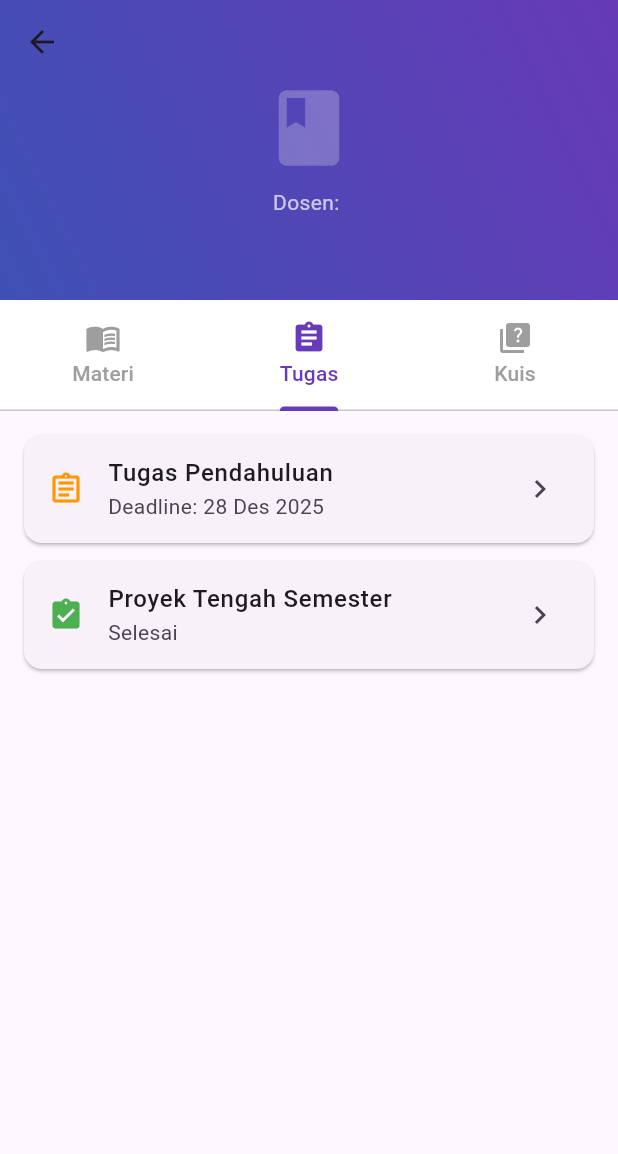
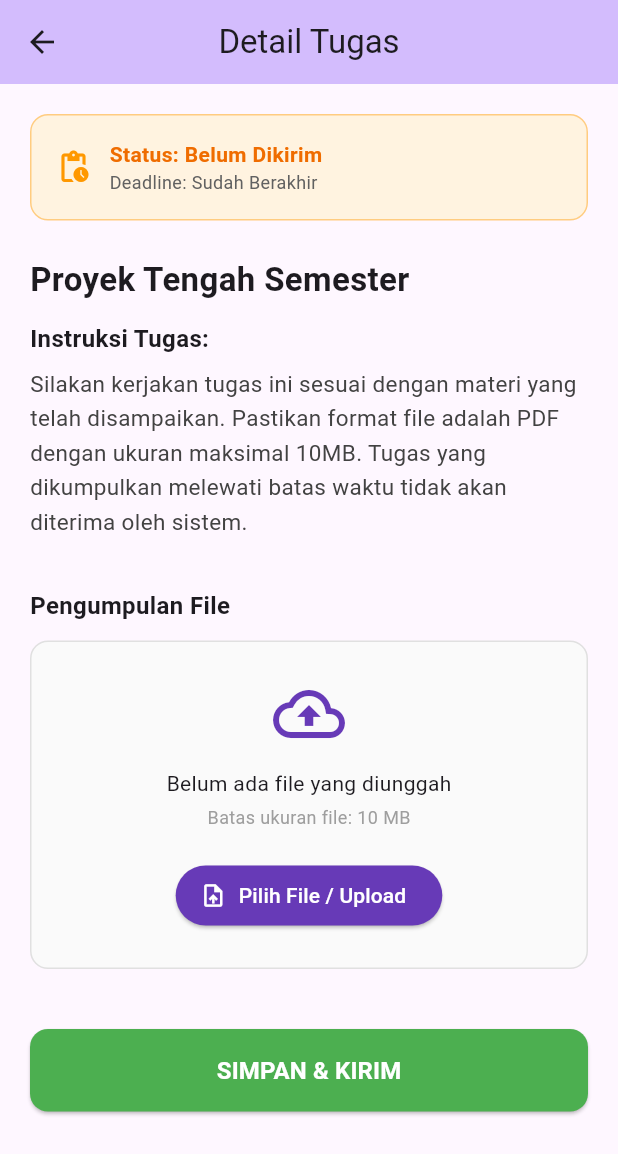
Before and after one commit to hamidarki/lms_uas, a Flutter app: the DetailKelasPage screen opened directly with empty values, tab 2 chosen, after a tap on "Proyek Tengah Semester", on a phone screen of 412 x 824 dp. Shown: the top 1154 px of the screen. Run offline on Flutter 3.47's test engine with Material 3 defaults, Android fonts, the phone set to English and light mode, and no system bars.

Commit message:
menambahkan isi konten halaman tugas

```diff
--- a/lib/pages/detail_kelas_page.dart
+++ b/lib/pages/detail_kelas_page.dart
@@ -1,5 +1,6 @@
 import 'package:flutter/material.dart';
 import 'package:lms/pages/materi_page.dart';
+import 'package:lms/pages/tugas_page.dart';
 
 class DetailKelasPage extends StatefulWidget {
   final String namaMatakuliah;
@@ -138,8 +139,40 @@ class _DetailKelasPageState extends State<DetailKelasPage> with SingleTickerProv
     return ListView(
       padding: const EdgeInsets.all(16),
       children: [
-        _buildActionCard(Icons.assignment_outlined, 'Tugas Pendahuluan', 'Deadline: 28 Des 2025', Colors.orange),
-        _buildActionCard(Icons.assignment_turned_in, 'Proyek Tengah Semester', 'Selesai', Colors.green),
+        _buildActionCard(
+          Icons.assignment_outlined,
+          'Tugas Pendahuluan',
+          'Deadline: 28 Des 2025',
+          Colors.orange,
+          onTap: () {
+            Navigator.push(
+              context,
+              MaterialPageRoute(
+                builder: (context) => const TugasPage(
+                  judul: 'Tugas Pendahuluan',
+                  deadline: '28 Des 2025, 23:59 WIB',
+                ),
+              ),
+            );
+          },
+        ),
+        _buildActionCard(
+          Icons.assignment_turned_in,
+          'Proyek Tengah Semester',
+          'Selesai',
+          Colors.green,
+          onTap: () {
+            Navigator.push(
+              context,
+              MaterialPageRoute(
+                builder: (context) => const TugasPage(
+                  judul: 'Proyek Tengah Semester',
+                  deadline: 'Sudah Berakhir',
+                ),
+              ),
+            );
+          },
+        ),
       ],
     );
   }
@@ -173,7 +206,7 @@ class _DetailKelasPageState extends State<DetailKelasPage> with SingleTickerProv
     );
   }
 
-  Widget _buildActionCard(IconData icon, String title, String status, Color color) {
+  Widget _buildActionCard(IconData icon, String title, String status, Color color, {VoidCallback? onTap}) {
     return Card(
       margin: const EdgeInsets.only(bottom: 12),
       child: ListTile(
@@ -181,7 +214,7 @@ class _DetailKelasPageState extends State<DetailKelasPage> with SingleTickerProv
         title: Text(title, style: const TextStyle(fontWeight: FontWeight.w500)),
         subtitle: Text(status),
         trailing: const Icon(Icons.chevron_right),
-        onTap: () {},
+        onTap: onTap,
       ),
     );
   }
--- /dev/null
+++ b/lib/pages/tugas_page.dart
@@ -0,0 +1,190 @@
+import 'package:flutter/material.dart';
+
+class TugasPage extends StatefulWidget {
+  final String judul;
+  final String deadline;
+
+  const TugasPage({
+    super.key,
+    required this.judul,
+    required this.deadline,
+  });
+
+  @override
+  State<TugasPage> createState() => _TugasPageState();
+}
+
+class _TugasPageState extends State<TugasPage> {
+  bool _isSubmitted = false;
+  String? _fileName;
+
+  void _handleUpload() {
+    // Simulasi pemilihan file
+    setState(() {
+      _fileName = 'Tugas_Akhir_Hamidarki.pdf';
+    });
+    ScaffoldMessenger.of(context).showSnackBar(
+      const SnackBar(content: Text('File berhasil dipilih')),
+    );
+  }
+
+  void _handleSave() {
+    if (_fileName == null) {
+      ScaffoldMessenger.of(context).showSnackBar(
+        const SnackBar(
+          content: Text('Silakan upload file terlebih dahulu'),
+          backgroundColor: Colors.red,
+        ),
+      );
+      return;
+    }
+
+    setState(() {
+      _isSubmitted = true;
+    });
+
+    ScaffoldMessenger.of(context).showSnackBar(
+      const SnackBar(
+        content: Text('Tugas berhasil disimpan dan dikirim!'),
+        backgroundColor: Colors.green,
+      ),
+    );
+  }
+
+  @override
+  Widget build(BuildContext context) {
+    return Scaffold(
+      appBar: AppBar(
+        title: const Text('Detail Tugas'),
+        centerTitle: true,
+        backgroundColor: Theme.of(context).colorScheme.inversePrimary,
+      ),
+      body: SingleChildScrollView(
+        padding: const EdgeInsets.all(20.0),
+        child: Column(
+          crossAxisAlignment: CrossAxisAlignment.start,
+          children: [
+            // Status Header
+            Container(
+              padding: const EdgeInsets.all(16),
+              decoration: BoxDecoration(
+                color: _isSubmitted ? Colors.green[50] : Colors.orange[50],
+                borderRadius: BorderRadius.circular(12),
+                border: Border.all(
+                  color: _isSubmitted ? Colors.green[200]! : Colors.orange[200]!,
+                ),
+              ),
+              child: Row(
+                children: [
+                  Icon(
+                    _isSubmitted ? Icons.check_circle : Icons.pending_actions,
+                    color: _isSubmitted ? Colors.green : Colors.orange,
+                  ),
+                  const SizedBox(width: 12),
+                  Column(
+                    crossAxisAlignment: CrossAxisAlignment.start,
+                    children: [
+                      Text(
+                        _isSubmitted ? 'Status: Sudah Dikirim' : 'Status: Belum Dikirim',
+                        style: TextStyle(
+                          fontWeight: FontWeight.bold,
+                          color: _isSubmitted ? Colors.green[800] : Colors.orange[800],
+                        ),
+                      ),
+                      Text(
+                        'Deadline: ${widget.deadline}',
+                        style: TextStyle(fontSize: 12, color: Colors.grey[700]),
+                      ),
+                    ],
+                  ),
+                ],
+              ),
+            ),
+            const SizedBox(height: 24),
+
+            // Content Section
+            Text(
+              widget.judul,
+              style: const TextStyle(fontSize: 22, fontWeight: FontWeight.bold),
+            ),
+            const SizedBox(height: 12),
+            const Text(
+              'Instruksi Tugas:',
+              style: TextStyle(fontWeight: FontWeight.bold, fontSize: 16),
+            ),
+            const SizedBox(height: 8),
+            Text(
+              'Silakan kerjakan tugas ini sesuai dengan materi yang telah disampaikan. Pastikan format file adalah PDF dengan ukuran maksimal 10MB. Tugas yang dikumpulkan melewati batas waktu tidak akan diterima oleh sistem.',
+              style: TextStyle(fontSize: 15, color: Colors.grey[800], height: 1.5),
+            ),
+            const SizedBox(height: 32),
+
+            // Upload Section
+            const Text(
+              'Pengumpulan File',
+              style: TextStyle(fontWeight: FontWeight.bold, fontSize: 16),
+            ),
+            const SizedBox(height: 12),
+            Container(
+              width: double.infinity,
+              padding: const EdgeInsets.all(24),
+              decoration: BoxDecoration(
+                color: Colors.grey[50],
+                borderRadius: BorderRadius.circular(12),
+                border: Border.all(color: Colors.grey[300]!, style: BorderStyle.solid),
+              ),
+              child: Column(
+                children: [
+                  const Icon(Icons.cloud_upload_outlined, size: 48, color: Colors.deepPurple),
+                  const SizedBox(height: 12),
+                  if (_fileName != null)
+                    Text(
+                      _fileName!,
+                      style: const TextStyle(fontWeight: FontWeight.bold, color: Colors.deepPurple),
+                    )
+                  else
+                    const Text('Belum ada file yang diunggah'),
+                  const SizedBox(height: 4),
+                  const Text(
+                    'Batas ukuran file: 10 MB',
+                    style: TextStyle(fontSize: 12, color: Colors.grey),
+                  ),
+                  const SizedBox(height: 20),
+                  ElevatedButton.icon(
+                    onPressed: _isSubmitted ? null : _handleUpload,
+                    icon: const Icon(Icons.upload_file),
+                    label: const Text('Pilih File / Upload'),
+                    style: ElevatedButton.styleFrom(
+                      backgroundColor: Colors.deepPurple,
+                      foregroundColor: Colors.white,
+                    ),
+                  ),
+                ],
+              ),
+            ),
+            const SizedBox(height: 40),
+
+            // Bottom Actions
+            SizedBox(
+              width: double.infinity,
+              height: 55,
+              child: ElevatedButton(
+                onPressed: _isSubmitted ? null : _handleSave,
+                style: ElevatedButton.styleFrom(
+                  backgroundColor: _isSubmitted ? Colors.grey : Colors.green,
+                  foregroundColor: Colors.white,
+                  shape: RoundedRectangleBorder(borderRadius: BorderRadius.circular(12)),
+                ),
+                child: Text(
+                  _isSubmitted ? 'TUGAS SUDAH DISIMPAN' : 'SIMPAN & KIRIM',
+                  style: const TextStyle(fontSize: 16, fontWeight: FontWeight.bold),
+                ),
+              ),
+            ),
+            const SizedBox(height: 20),
+          ],
+        ),
+      ),
+    );
+  }
+}
```
